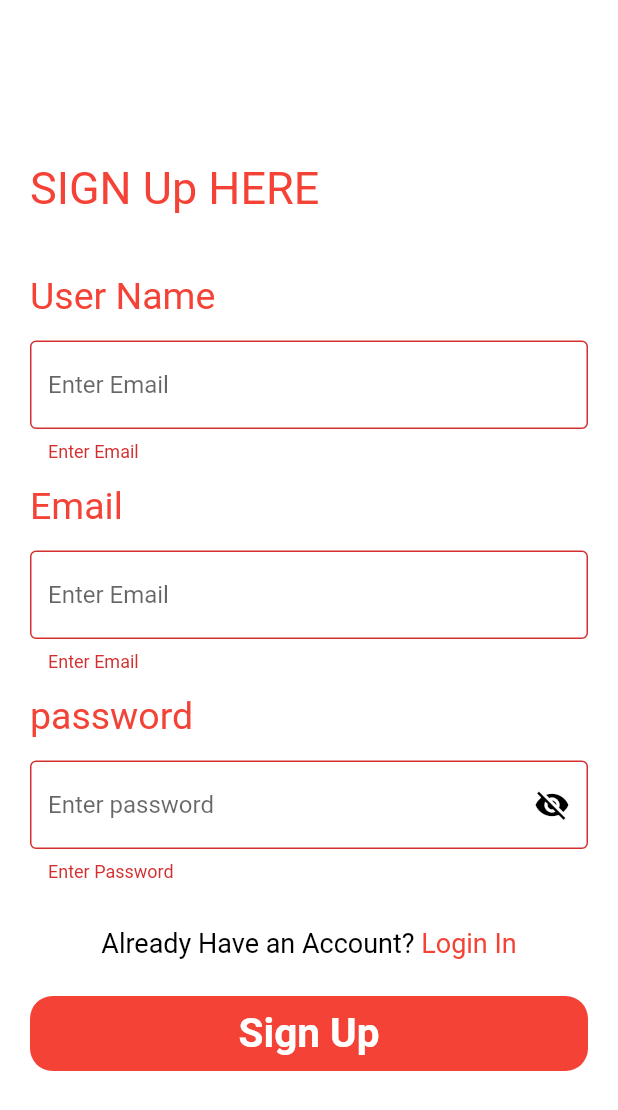
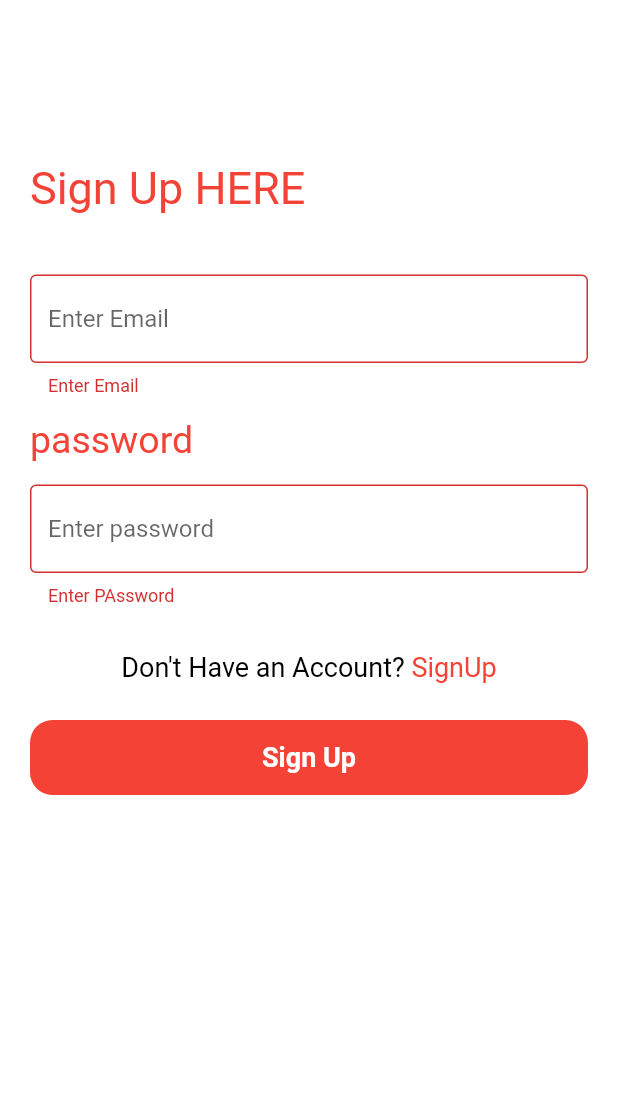
Before and after one commit to moizkhan122/help_service_App_JawanPak, a Flutter app: the signUp screen opened by its route, after a tap on "Sign Up", on a phone screen of 412 x 824 dp. Shown: the top 1110 px of the screen. Run offline on Flutter 3.47's test engine with Material 2 defaults, Android fonts, the phone set to English and light mode, and no system bars; our stand-ins replace firebase_auth, firebase_core, fluttertoast, geolocator, google_maps_flutter, lottie and 3 more; accounts and stored records are empty; network calls fail.

```diff
--- a/lib/App/App.locator.dart
+++ b/lib/App/App.locator.dart
@@ -9,6 +9,9 @@
 import 'package:stacked_core/stacked_core.dart';
 import 'package:stacked_services/src/navigation/navigation_service.dart';
 
+import '../services/AuthService.dart';
+import '../services/ToastService.dart';
+
 final locator = StackedLocator.instance;
 
 Future<void> setupLocator(
@@ -19,4 +22,6 @@ Future<void> setupLocator(
 
 // Register dependencies
   locator.registerSingleton(NavigationService());
+  locator.registerLazySingleton(() => ToastService());
+  locator.registerLazySingleton(() => AuthService());
 }
--- a/lib/main.dart
+++ b/lib/main.dart
@@ -1,12 +1,18 @@
+import 'package:firebase_core/firebase_core.dart';
 import 'package:flutter/material.dart';
 import 'package:flutter_application_1/App/App.locator.dart';
 import 'package:flutter_application_1/App/App.router.dart';
+import 'package:flutter_application_1/firebase_options.dart';
 import 'package:flutter_application_1/utills/Colors.dart';
 import 'package:stacked_services/stacked_services.dart';
 
 
 void main() async {
   await setupLocator();
+  WidgetsFlutterBinding.ensureInitialized();
+  await Firebase.initializeApp(
+    options: DefaultFirebaseOptions.currentPlatform,
+);
   runApp(const MyApp());
 }
 
--- a/lib/view_model/SignupViewModel.dart
+++ b/lib/view_model/SignupViewModel.dart
@@ -1,7 +1,62 @@
 
 
+import 'package:firebase_auth/firebase_auth.dart';
+import 'package:flutter/material.dart';
+import 'package:flutter_application_1/App/App.locator.dart';
+import 'package:flutter_application_1/App/App.router.dart';
+import 'package:flutter_application_1/services/AuthService.dart';
+import 'package:flutter_application_1/services/ToastService.dart';
 import 'package:stacked/stacked.dart';
+import 'package:stacked_services/stacked_services.dart';
 
 class SignUpViewModel extends BaseViewModel{
 
+
+  final toastService = locator<ToastService>();
+  final authService = locator<AuthService>();
+
+     TextEditingController passwordContr = TextEditingController();
+     TextEditingController emailContr = TextEditingController();
+
+  final _navigationService = locator<NavigationService>();
+
+  navigateToLoginView() {
+    _navigationService.navigateToLoginView();
+  }
+
+  bool isSellected = true;
+
+  String? emailVerifi(String? value){
+                  if(value == null || value.isEmpty){
+                    return "Enter Email";
+                  }
+                  if(!value.contains('@')){
+                    return 'please Enter valid email';
+                  }
+                  else{
+                    return null;
+                 }
+
+  }
+   String? passVerifi(String? value){
+                  if(value == null || value.isEmpty){
+                    return "Enter PAssword";
+                  }
+                  if(value.length<6){
+                    return 'length should be abouve 6';
+                  }
+                  else{
+                    return null;
+                 }
+  }
+
+    void isSignUp(BuildContext context)async{
+      if (!(Form.of(context)?.validate() ?? false)) {
+        return;
+      }
+      var res = await runBusyFuture(authService.loginORcreateuser(emailContr.text.toString(), passwordContr.text.toString()));
+      if(res){
+        navigateToLoginView();
+      }
+    }
 }
--- a/lib/views/SignUp/signUp.dart
+++ b/lib/views/SignUp/signUp.dart
@@ -2,17 +2,112 @@ import 'package:flutter/material.dart';
 import 'package:flutter_application_1/resources/ContainerButton.dart';
 import 'package:flutter_application_1/resources/text.dart';
 import 'package:flutter_application_1/utills/Colors.dart';
-import 'package:flutter_application_1/views/LoginView/loginView.dart';
+import 'package:flutter_application_1/view_model/SignupViewModel.dart';
+import 'package:stacked/stacked.dart';
 
-class signUp extends StatefulWidget {
-   signUp({super.key});
+class signUp extends StatelessWidget {
+  const signUp({super.key});
+
+   @override
+  Widget build(BuildContext context) {
+    return ViewModelBuilder<SignUpViewModel>.reactive(
+      viewModelBuilder: () => SignUpViewModel(),
+    //onModelReady: (viewModel) => viewModel.initialise(),
+      builder: (context, viewModel, _) => Scaffold(
+      body: Form(
+        child: Builder(builder: (context){
+          return SingleChildScrollView(
+          child: Padding(
+            padding: const EdgeInsets.symmetric(horizontal: 20,vertical: 75),
+            child: Column(
+              crossAxisAlignment: CrossAxisAlignment.start,
+              children: [
+                  const SizedBox(height: 13,),
+
+                  const SizedBox(height: 20,),
+                  textWidget(text: "Sign Up HERE",size: 30,color: AppColors.RedColor,) ,
+                  const SizedBox(height: 10,),
+
+                  Padding(
+                    padding: const EdgeInsets.symmetric(vertical: 30),
+                    child: Column(
+                      crossAxisAlignment: CrossAxisAlignment.start,
+                      children: [
+
+                        TextFormField(
+                          controller: viewModel.emailContr,
+
+                         validator:  viewModel.emailVerifi,
+                          decoration: const InputDecoration(
+                            border : OutlineInputBorder(),
+                            hintText: "Enter Email",),
+                        ),
+                        const SizedBox(height: 15,),
+                        textWidget(text: "password",size: 25,color: AppColors.RedColor,),
+                        const SizedBox(height: 15,),
+                        TextFormField(
+                          controller: viewModel.passwordContr,
+                         validator:  viewModel.passVerifi,
+                            //obscureText: isSellected,
+                          decoration: const InputDecoration(
+                            //  suffixIcon: GestureDetector(
+                            //    onTap: (){},
+                            //     child: Icon(isSellected ? Icons.visibility_off : Icons.visibility,color: AppColors.blackColor,)),
+                            border : OutlineInputBorder(),
+                            hintText: "Enter password",),
+                        ),
+                      ],
+                    ),
+                  ),
+                  Row(
+                    mainAxisAlignment: MainAxisAlignment.center,
+                    children: [
+                      textWidget(text: "Don't Have an Account?",size: 18,color: AppColors.blackColor,),
+                      InkWell(
+                        onTap: (){
+                          viewModel.navigateToLoginView();
+                        },
+                        child: textWidget(text: " SignUp", size: 18,color: AppColors.RedColor,)),
+                    ],
+                  ),
+                  const SizedBox(height: 25,),
+                  ContainerButton(
+                    text: "Sign Up",
+                    onpress: (){
+                        viewModel.isSignUp(context);
+                      //viewModel.formvalidate(viewModel.email.text.toString(),viewModel.password.text.toString());
+                    },
+                    radius: BorderRadius.circular(15),
+
+                    color: AppColors.RedColor,),
+              ]),
+          ),
+        );
+        } ,),
+      ),
+    ),
+    );
+  }
+}
+/** */
+
+/**import 'package:flutter/material.dart';
+
+import 'package:flutter_application_1/resources/ContainerButton.dart';
+import 'package:flutter_application_1/resources/text.dart';
+import 'package:flutter_application_1/utills/Colors.dart';
+import 'package:flutter_application_1/views/Home/Home.dart';
+import 'package:flutter_application_1/views/SignUp/signUp.dart';
+
+class LoginView extends StatefulWidget {
+   LoginView({super.key});
 
   @override
-  State<signUp> createState() => _signUpState();
+  State<LoginView> createState() => _LoginViewState();
 }
 
-class _signUpState extends State<signUp> {
-TextEditingController Password = TextEditingController();
+class _LoginViewState extends State<LoginView> {
+ TextEditingController Password = TextEditingController();
 
  TextEditingController email = TextEditingController();
 
@@ -33,7 +128,7 @@ TextEditingController Password = TextEditingController();
                   const SizedBox(height: 13,),
 
                   const SizedBox(height: 20,),
-                  textWidget(text: "SIGN Up HERE",size: 30,color: AppColors.RedColor,) ,
+                  textWidget(text: "LOGIN HERE",size: 30,color: AppColors.RedColor,) ,
                   const SizedBox(height: 10,),
 
                   Padding(
@@ -41,27 +136,6 @@ TextEditingController Password = TextEditingController();
                     child: Column(
                       crossAxisAlignment: CrossAxisAlignment.start,
                       children: [
-                        textWidget(text: "User Name",size: 25,color: AppColors.RedColor,),
-                        const SizedBox(height: 15,),
-                        TextFormField(
-                          controller: email,
-
-                         validator: (value) {
-                            if(value!.isEmpty){
-                              return "Enter Email";
-                            }
-                           if(!value.contains("@")){
-                            return "Add @";
-                           }
-                           else{
-                            return null;
-                           }
-                        },
-                          decoration: const InputDecoration(
-                            border : OutlineInputBorder(),
-                            hintText: "Enter Email",),
-                        ),
-                        const SizedBox(height: 15,),
                         textWidget(text: "Email",size: 25,color: AppColors.RedColor,),
                         const SizedBox(height: 15,),
                         TextFormField(
@@ -112,21 +186,20 @@ TextEditingController Password = TextEditingController();
                   Row(
                     mainAxisAlignment: MainAxisAlignment.center,
                     children: [
-                      textWidget(text: "Already Have an Account?",size: 18,color: AppColors.blackColor,),
+                      textWidget(text: "Don't Have an Account?",size: 18,color: AppColors.blackColor,),
                       InkWell(
                         onTap: (){
-                          Navigator.push(context, MaterialPageRoute(builder: (context) => LoginView(),));
+                          Navigator.push(context, MaterialPageRoute(builder: (context) => signUp(),));
                         },
-                        child: textWidget(text: " Login In",size: 18,color: AppColors.RedColor,)),
+                        child: textWidget(text: " SignUp",size: 18,color: AppColors.RedColor,)),
                     ],
                   ),
                   const SizedBox(height: 25,),
                   ContainerButton(
-                    text: "Sign Up",
-                    size: 27,
+                    text: "LOGIN",
                     onpress: (){
                       if (formkey.currentState!.validate()) {
-
+                        Navigator.push(context, MaterialPageRoute(builder: (context) => home(),));
                     }
 
                     },
@@ -139,4 +212,4 @@ TextEditingController Password = TextEditingController();
       ),
     );
   }
-}
+} */
--- a/pubspec.yaml
+++ b/pubspec.yaml
@@ -42,6 +42,8 @@ dependencies:
   stacked_services: ^0.9.9
   google_maps_flutter: ^2.2.5
   geolocator: ^9.0.2
+  firebase_core: ^2.7.1
+  firebase_auth: ^4.2.10
 
 dev_dependencies:
   flutter_test:
```
Also changed, not shown: lib/App/App.dart (+8 -3 lines), lib/App/App.router.dart (+14 -51 lines), lib/services/AuthService.dart (added, +29 -0 lines), lib/services/ToastService.dart (added, +18 -0 lines), lib/view_model/loginViewModel.dart (+29 -24 lines), lib/views/LoginView/loginView.dart (+20 -30 lines), lib/firebase_options.dart (added), pubspec.lock, 6 other files.
